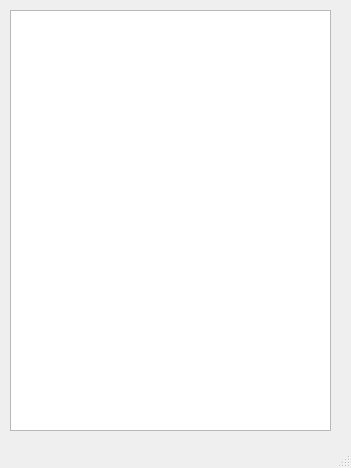
First picture: the form in manter_build/prototipo/formPrincipal.ui, repository MarcToller/Python, before the edit.
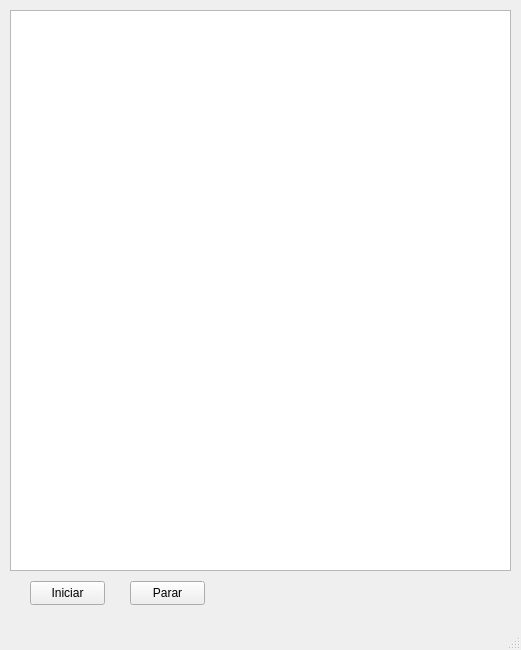
Second picture: the form after the edit.

```diff
--- a/manter_build/prototipo/formPrincipal.ui
+++ b/manter_build/prototipo/formPrincipal.ui
@@ -6,8 +6,8 @@
    <rect>
     <x>0</x>
     <y>0</y>
-    <width>351</width>
-    <height>468</height>
+    <width>521</width>
+    <height>650</height>
    </rect>
   </property>
   <property name="windowTitle">
@@ -19,11 +19,37 @@
      <rect>
       <x>10</x>
       <y>10</y>
-      <width>321</width>
-      <height>421</height>
+      <width>501</width>
+      <height>561</height>
      </rect>
     </property>
    </widget>
+   <widget class="QPushButton" name="pushButtonIniciar">
+    <property name="geometry">
+     <rect>
+      <x>30</x>
+      <y>581</y>
+      <width>75</width>
+      <height>24</height>
+     </rect>
+    </property>
+    <property name="text">
+     <string>Iniciar</string>
+    </property>
+   </widget>
+   <widget class="QPushButton" name="pushButton_2">
+    <property name="geometry">
+     <rect>
+      <x>130</x>
+      <y>581</y>
+      <width>75</width>
+      <height>24</height>
+     </rect>
+    </property>
+    <property name="text">
+     <string>Parar</string>
+    </property>
+   </widget>
   </widget>
   <widget class="QMenuBar" name="menubar">
    <property name="geometry">
```
Left out of the diff: 2 changed lines with no effect on the pictures.
